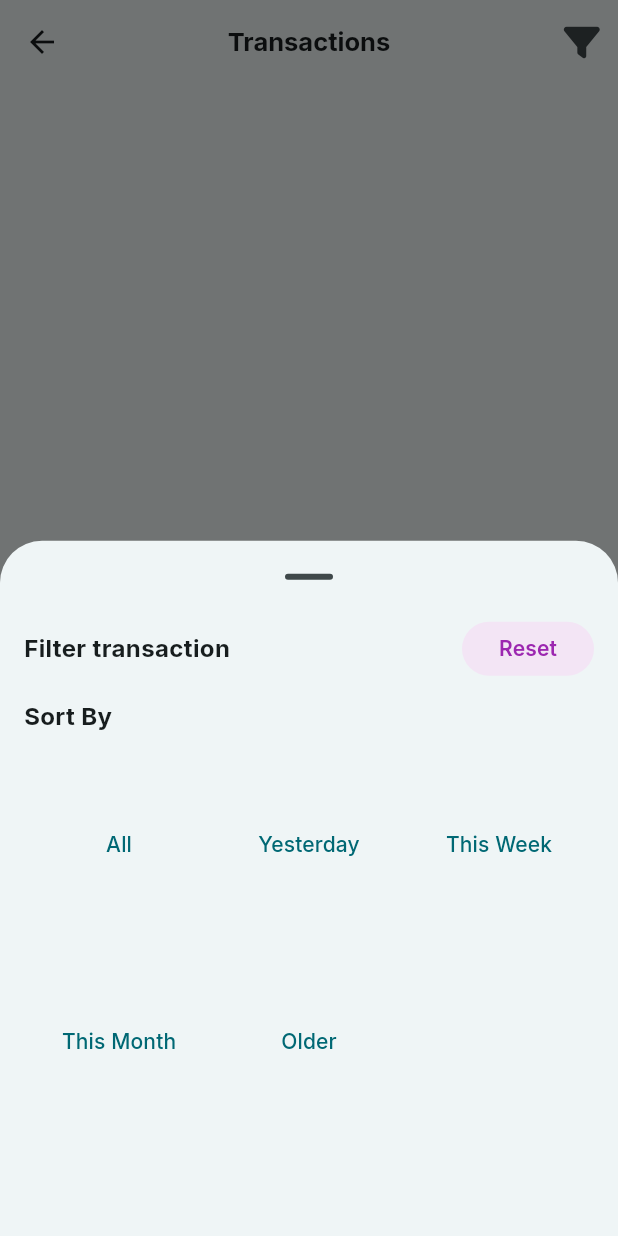
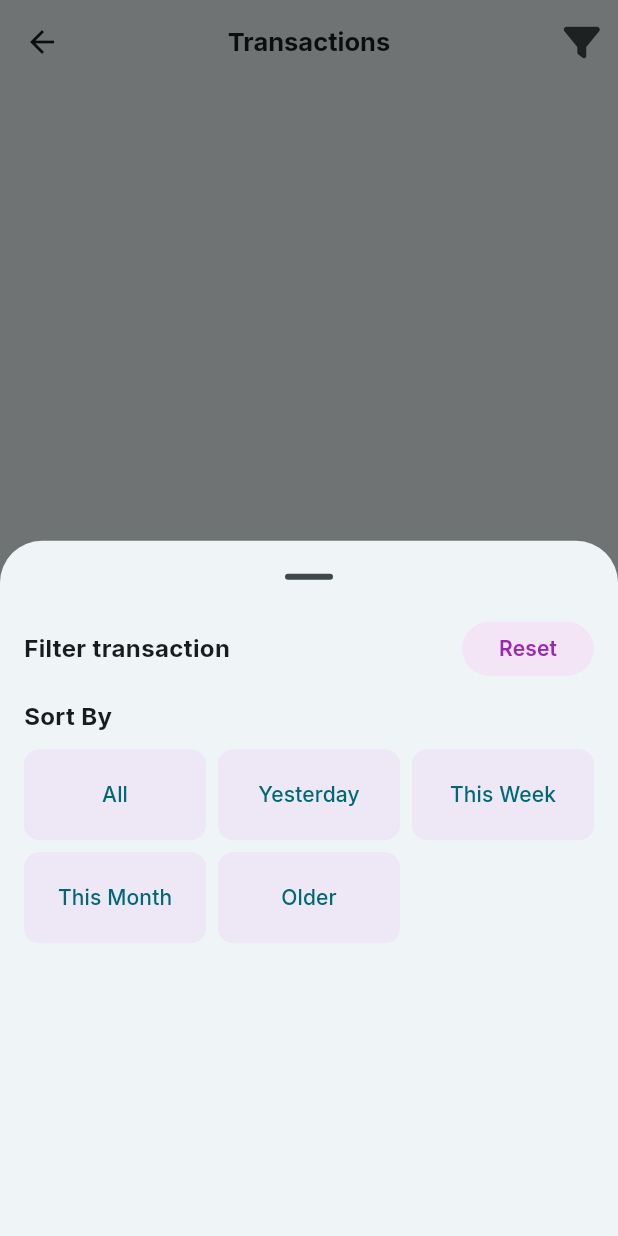
Before and after one commit to hamzahraihan/flutter_expense_tracker, a Flutter app: the TransactionsScreen screen opened directly with empty values, after a tap on an icon or button, on a phone screen of 412 x 824 dp. Run offline on Flutter 3.47's test engine with Material 3 defaults, Android fonts, the light colour scheme and no system bars; drawn by our look-alikes of flutter_expandable_fab; our stand-ins replace bloc, built_value, cloud_firestore, equatable, firebase_auth, firebase_core and 8 more; accounts and stored records are empty.

Commit message:
feat: enhance SelectButton layout and active state indication

```diff
--- a/lib/widgets/buttons/select_button.dart
+++ b/lib/widgets/buttons/select_button.dart
@@ -19,7 +19,9 @@ class _SelectButtonState extends State<SelectButton> {
     return GridView.count(
         physics: const NeverScrollableScrollPhysics(),
         crossAxisCount: 3,
-        mainAxisSpacing: 5,
+        mainAxisSpacing: 8,
+        crossAxisSpacing: 8,
+        childAspectRatio: 2,
         shrinkWrap: true,
         children: widget.listTitle.asMap().entries.map((
           entry,
@@ -31,9 +33,21 @@ class _SelectButtonState extends State<SelectButton> {
   }
 
   Widget _selectButtonWidget(String item, int index) {
+    final bool isActive = activateButtonIndex == index;
     return TextButton(
+        style: TextButton.styleFrom(
+            backgroundColor: Colors.deepPurple.shade50,
+            shape: RoundedRectangleBorder(
+                borderRadius:
+                    const BorderRadius.all(Radius.circular(10)),
+                side: isActive
+                    ? const BorderSide(color: Colors.deepPurpleAccent)
+                    : BorderSide.none)),
         onPressed: () {
           widget.onClick(item);
+          setState(() {
+            activateButtonIndex = index;
+          });
         },
         child: Text(item));
   }
```
